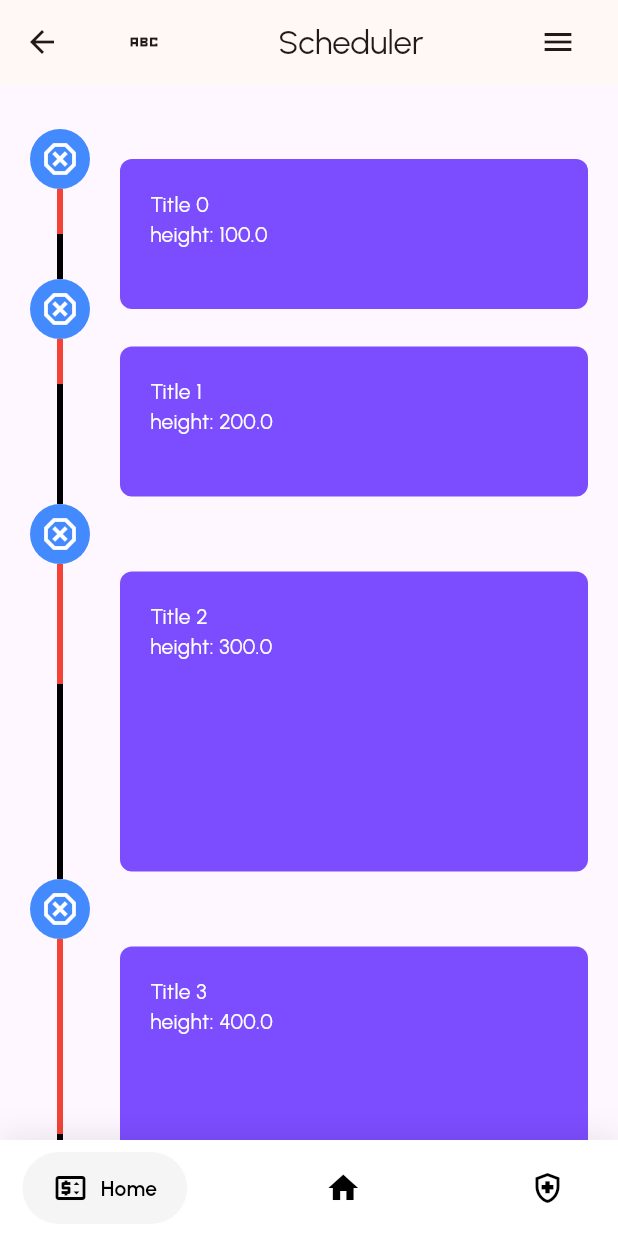
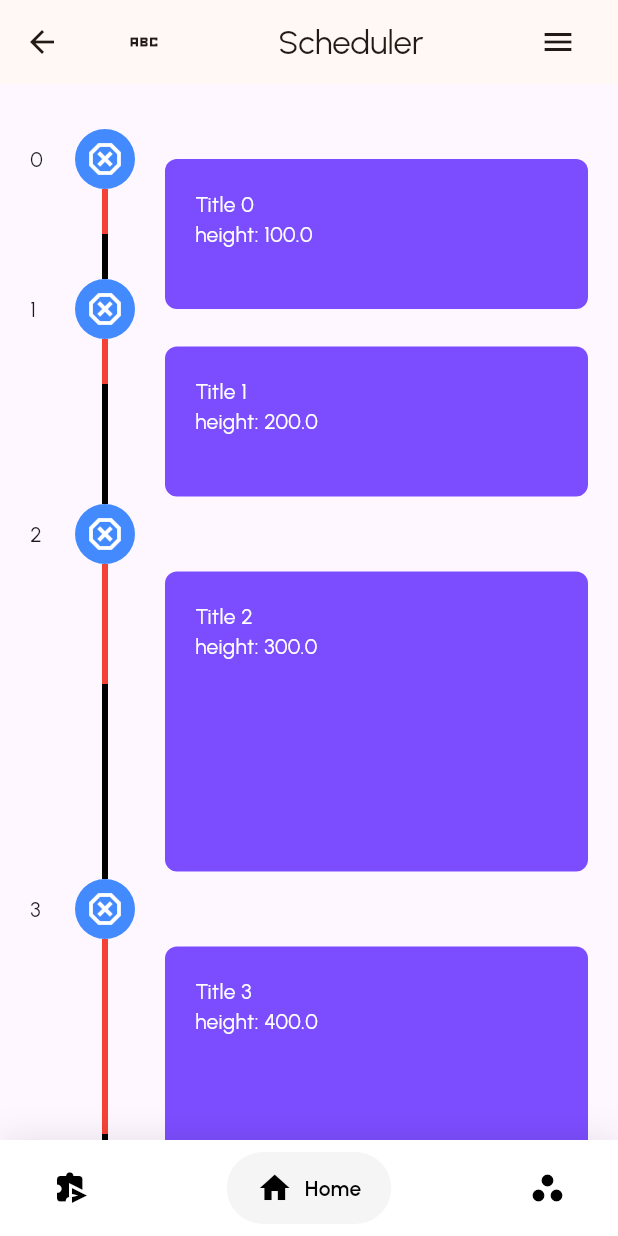
Before and after one commit to siddharth177/timeboxing, a Flutter app: the TimelineScreen screen opened directly, on a phone screen of 412 x 824 dp. Run offline on Flutter 3.47's test engine with Material 3 defaults, Android fonts, the phone set to English and light mode, and no system bars; drawn by our look-alikes of google_nav_bar, timeline_tile; our stand-ins replace cloud_firestore, firebase_auth, firebase_core, flutter_riverpod, google_fonts and 2 more; missing offline and left inert: dart:ffi; accounts and stored records are empty.

Commit message:
add containers to the left of timeline for time placeholder

```diff
--- a/lib/screens/no_disturb_landing_screen.dart
+++ b/lib/screens/no_disturb_landing_screen.dart
@@ -1,5 +1,6 @@
 import 'package:flutter/material.dart';
 import 'package:timeboxing/Utilities/date_time.dart';
+import 'package:timeboxing/widgets/custom_navigation_bar.dart';
 
 class NoDisturbLandingScreen extends StatefulWidget {
   const NoDisturbLandingScreen({super.key});
@@ -29,9 +30,7 @@ class _NoDisturbLandingScreen extends State<NoDisturbLandingScreen> {
             ),
             Text(
               dayNow(),
-              style: TextStyle(
-                  fontSize: 80,
-                  fontWeight: FontWeight.bold),
+              style: TextStyle(fontSize: 80, fontWeight: FontWeight.bold),
             ),
             const SizedBox(
               height: 40,
@@ -65,6 +64,7 @@ class _NoDisturbLandingScreen extends State<NoDisturbLandingScreen> {
           ],
         ),
       ),
+      bottomNavigationBar: const CustomNavigationBar(),
     );
   }
 }
--- a/lib/screens/timeline_screen.dart
+++ b/lib/screens/timeline_screen.dart
@@ -29,13 +29,27 @@ class _TimelineScreenState extends State<TimelineScreen> {
         ));
       }
       timeLines.add(
-        Timeline(
+        Row(
+          children: [
+            Expanded(
+              flex: 0,
+              child: SizedBox(
+                width: 30,
+                // padding: const EdgeInsets.all(10),
+                child: Text("$i"),
+              ),
+            ),
+            Expanded(
+              child: Timeline(
                 isFirst: i == 0,
                 isLast: i == events.length - 1,
                 isPast: i < 2,
                 gapHeightCurrent: i == 0 ? 100 : i * 100,
                 gapHeightNext: (i + 1) * 100,
                 tasks: [...taskList],
+              ),
+            ),
+          ],
         ),
       );
     }
--- a/lib/widgets/custom_navigation_bar.dart
+++ b/lib/widgets/custom_navigation_bar.dart
@@ -9,27 +9,9 @@ class CustomNavigationBar extends StatefulWidget {
 }
 
 class _CustomNavigationBarState extends State<CustomNavigationBar> {
-  int _selectedIndex = 0;
+  int _selectedIndex = 1;
   static const TextStyle optionStyle =
       TextStyle(fontSize: 30, fontWeight: FontWeight.w600);
-  static const List<Widget> _widgetOptions = <Widget>[
-    Text(
-      'Home',
-      style: optionStyle,
-    ),
-    Text(
-      'Likes',
-      style: optionStyle,
-    ),
-    Text(
-      'Search',
-      style: optionStyle,
-    ),
-    Text(
-      'Profile',
-      style: optionStyle,
-    ),
-  ];
 
   @override
   Widget build(BuildContext context) {
@@ -55,18 +37,18 @@ class _CustomNavigationBarState extends State<CustomNavigationBar> {
           duration: Duration(milliseconds: 400),
           tabBackgroundColor: Colors.grey[100]!,
           color: Colors.black,
-          tabs: [
+          tabs: const [
             GButton(
-              icon: Icons.price_change_outlined,
+              icon: Icons.send_time_extension,
+              text: 'Coming soon',
+            ),
+            GButton(
+              icon: Icons.home,
               text: 'Home',
             ),
             GButton(
-              icon: Icons.home,
-              text: 'Likes',
-            ),
-            GButton(
-              icon: Icons.health_and_safety_outlined,
-              text: 'Search',
+              icon: Icons.workspaces,
+              text: 'Settings',
             ),
           ],
           selectedIndex: _selectedIndex,
--- a/lib/widgets/timeline.dart
+++ b/lib/widgets/timeline.dart
@@ -45,7 +45,8 @@ class Timeline extends StatelessWidget {
                   tasks: tasks,
                   height: gapHeightNext,
                 ),
-                )),
+              ),
+      ),
     );
   }
 }
```
Lines whose indentation alone changed are shown as unchanged.
